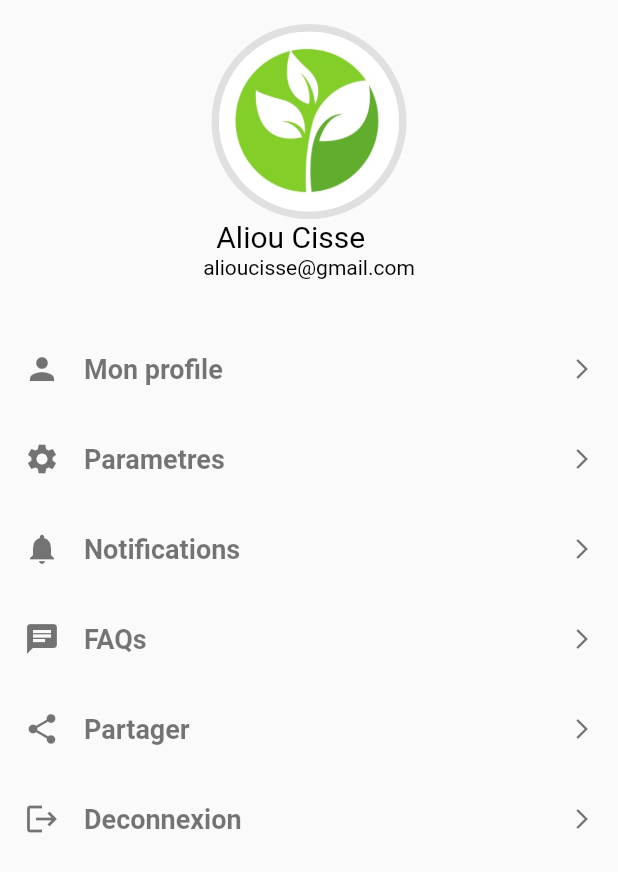
After one commit to Pape45/Plant-Disease-Detection, a Flutter app: the Profil screen opened directly, on a phone screen of 412 x 824 dp. The commit adds this screen. Shown: the top 872 px of the screen. Run offline on Flutter 3.47's test engine with Material 2 defaults, Android fonts, the phone set to English and light mode, and no system bars; our stand-ins replace animated_bottom_navigation_bar, google_fonts, page_transition; network calls fail.

Commit message:
Linking files

```diff
--- a/lib/screens/forget_password_screen.dart
+++ b/lib/screens/forget_password_screen.dart
@@ -3,7 +3,6 @@ import 'package:google_fonts/google_fonts.dart';
 import 'package:plant_disease_detection/components/authentication_button.dart';
 import 'package:plant_disease_detection/components/custom_text_field.dart';
 import 'package:plant_disease_detection/constants.dart';
-import 'package:flutter/services.dart';
 
 
 class ForgetPasswordScreen extends StatelessWidget {
--- /dev/null
+++ b/lib/screens/profil.dart
@@ -0,0 +1,80 @@
+import 'package:flutter/material.dart';
+import 'package:plant_disease_detection/widgets/Profile_widget.dart';
+
+class Profil extends StatefulWidget{
+  const Profil({Key? key}) : super(key: key);
+
+  @override
+  State<Profil> createState() => _ProfilState();
+
+}
+
+class _ProfilState extends State<Profil>{
+  @override
+  Widget build(BuildContext context) {
+    Size size = MediaQuery.of(context).size;
+    return Scaffold(
+          body: SingleChildScrollView(
+            child: Container(
+              padding: const EdgeInsets.all(16),
+              height: size.height,
+              child: Column(
+                crossAxisAlignment: CrossAxisAlignment.center,
+                children: [
+                  Container(
+                    width: 150,
+                    child: const CircleAvatar(
+                      radius: 60,
+                      backgroundColor: Colors.transparent,
+                      backgroundImage: ExactAssetImage('assets/logo2.jpg'),
+                    ),
+                    decoration: BoxDecoration(
+                      shape: BoxShape.circle,
+                      border: Border.all(
+                        color: Colors.grey.shade300,
+                        width: 5.0,
+                      ),
+                    ),
+                  ),
+                  SizedBox(
+                    width: size.width * .3,
+                    child: const Row(
+                      children: [
+                        Text('Aliou Cisse', style: TextStyle(
+                          color: Colors.black,
+                          fontSize: 20,
+                        ),),
+                        SizedBox(
+                          height: 24.0,
+                        ),
+                      ],
+                    ),
+                  ),
+                  const Text('alioucisse@gmail.com', style: TextStyle(
+                    color: Colors.black,
+                  ),),
+                  const SizedBox(
+                    height: 30.0,
+                  ),
+                  SizedBox(
+                    height: size.height * .7,
+                    width: size.width,
+                    child: const Column(
+                      crossAxisAlignment: CrossAxisAlignment.center,
+                      children: [
+                        ProfileWidget(icon: Icons.person, title: 'Mon profile',),
+                        ProfileWidget(icon: Icons.settings, title: 'Parametres',),
+                        ProfileWidget(icon: Icons.notifications, title: 'Notifications',),
+                        ProfileWidget(icon: Icons.chat, title: 'FAQs',),
+                        ProfileWidget(icon: Icons.share, title: 'Partager',),
+                        ProfileWidget(icon: Icons.logout, title: 'Deconnexion',),
+                      ],
+                    ),
+                  )
+                ],
+              ),
+            ),
+          ),
+    );
+  }
+}
--- /dev/null
+++ b/lib/widgets/Profile_widget.dart
@@ -0,0 +1,37 @@
+import 'package:flutter/cupertino.dart';
+import 'package:flutter/material.dart';
+
+class ProfileWidget extends StatelessWidget {
+  final IconData icon;
+  final String title;
+  const ProfileWidget({
+    Key?key, required this.icon, required this.title,
+  }) : super(key: key);
+
+  @override
+  Widget build(BuildContext context) {
+
+    return Container(
+      padding: const EdgeInsets.symmetric(vertical: 18.0),
+      child: Row(
+        mainAxisAlignment: MainAxisAlignment.spaceBetween,
+        children: [
+          Row( children: [
+            Icon(icon, color: Colors.black54, size: 24.0,),
+            const SizedBox(
+              width: 16.0,
+            ),
+            Text(title, style: const TextStyle(
+              color: Colors.black54,
+              fontSize: 18,
+              fontWeight: FontWeight.w600,
+            ),),
+          ],
+          ),
+          const Icon(Icons.arrow_forward_ios, color: Colors.black54, size: 16.0,),
+        ],
+      ),
+
+    );
+  }
+}
```
Also changed, not shown: lib/screens/ContactPhyto.dart (added, +86 -0 lines), lib/screens/HomePageFarmer.dart (added, +141 -0 lines), lib/screens/login_screen.dart (+4 -4 lines), lib/screens/root_page.dart (added, +129 -0 lines), lib/screens/test.dart (deleted, +0 -20 lines).
